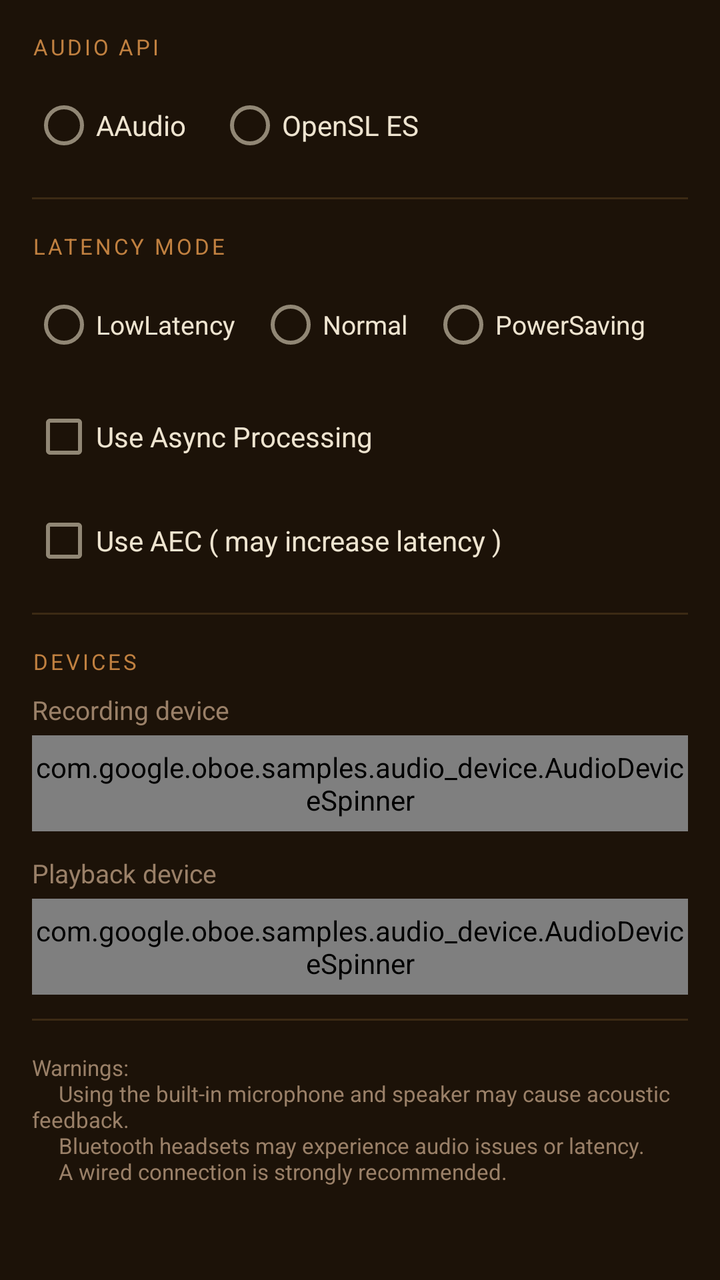
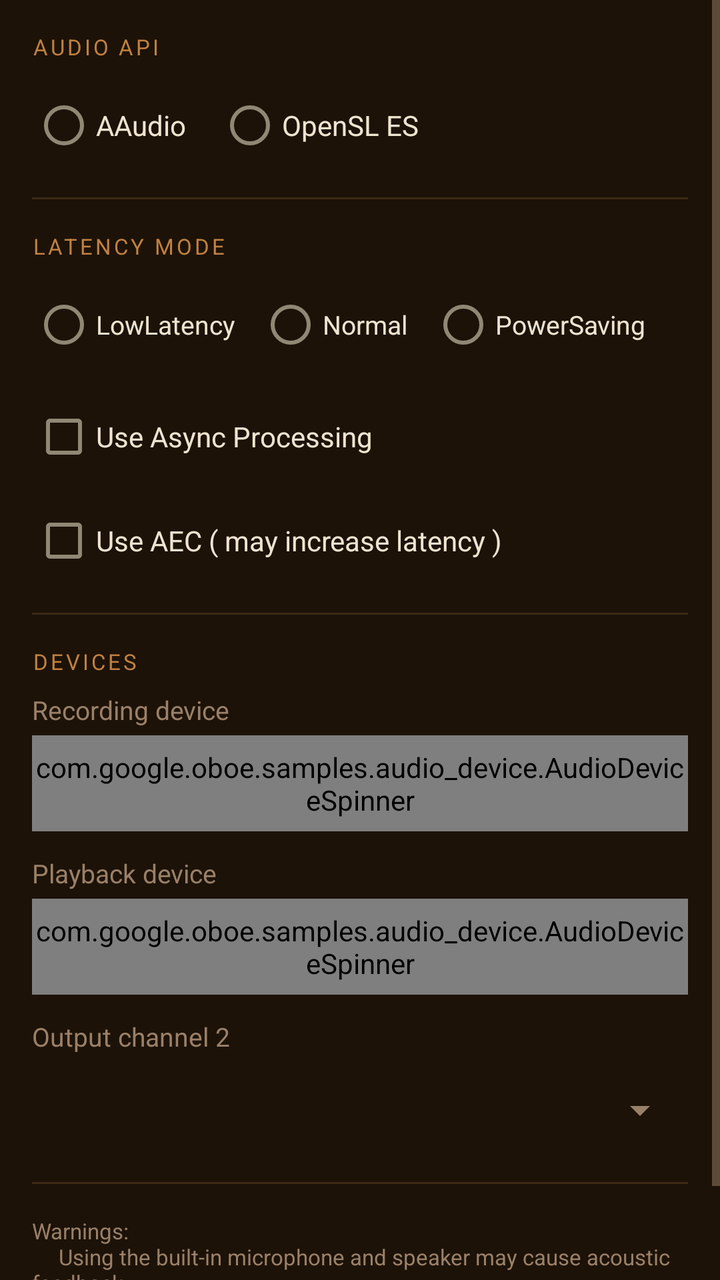

Two renders of the same Android screen: before a commit and after it. Below are the layout's source before the change and the commit's diff.
<!-- AndroidManifest.xml: application theme Theme.beatriceapp -->
<!-- res/layout/fragment_system.xml -->
<?xml version="1.0" encoding="utf-8"?>
<ScrollView xmlns:android="http://schemas.android.com/apk/res/android"
    android:layout_width="match_parent"
    android:layout_height="match_parent"
    android:background="@color/vst_bg_primary">

    <LinearLayout
        android:layout_width="match_parent"
        android:layout_height="wrap_content"
        android:orientation="vertical"
        android:padding="16dp">

        
        <TextView
            android:layout_width="match_parent"
            android:layout_height="wrap_content"
            android:text="@string/section_audio_api"
            android:textColor="@color/vst_accent"
            android:textSize="11sp"
            android:textAllCaps="true"
            android:letterSpacing="0.12"
            android:layout_marginBottom="8dp" />

        <RadioGroup
            android:id="@+id/apiSelectionGroup"
            android:layout_width="match_parent"
            android:layout_height="wrap_content"
            android:orientation="horizontal">

            <RadioButton
                android:id="@+id/aaudioButton"
                android:layout_width="wrap_content"
                android:layout_height="wrap_content"
                android:text="@string/aaudio"
                android:textColor="@color/vst_text_primary"
                android:textSize="14sp"
                android:layout_marginEnd="16dp" />

            <RadioButton
                android:id="@+id/slesButton"
                android:layout_width="wrap_content"
                android:layout_height="wrap_content"
                android:text="@string/sles"
                android:textColor="@color/vst_text_primary"
                android:textSize="14sp" />

        </RadioGroup>

        <View
            android:layout_width="match_parent"
            android:layout_height="1dp"
            android:background="@color/vst_divider"
            android:layout_marginTop="12dp"
            android:layout_marginBottom="16dp" />

        
        <TextView
            android:layout_width="match_parent"
            android:layout_height="wrap_content"
            android:text="@string/section_latency"
            android:textColor="@color/vst_accent"
            android:textSize="11sp"
            android:textAllCaps="true"
            android:letterSpacing="0.12"
            android:layout_marginBottom="8dp" />

        <RadioGroup
            android:id="@+id/LatencySelectionGroup"
            android:layout_width="match_parent"
            android:layout_height="wrap_content"
            android:orientation="horizontal">

            <RadioButton
                android:id="@+id/LowLatencyButton"
                android:layout_width="wrap_content"
                android:layout_height="wrap_content"
                android:text="@string/low_latency"
                android:textColor="@color/vst_text_primary"
                android:textSize="13sp"
                android:layout_marginEnd="12dp" />

            <RadioButton
                android:id="@+id/NormalLatencyButton"
                android:layout_width="wrap_content"
                android:layout_height="wrap_content"
                android:text="@string/normal_latency"
                android:textColor="@color/vst_text_primary"
                android:textSize="13sp"
                android:layout_marginEnd="12dp" />

            <RadioButton
                android:id="@+id/PowerSavingButton"
                android:layout_width="wrap_content"
                android:layout_height="wrap_content"
                android:text="@string/power_saving"
                android:textColor="@color/vst_text_primary"
                android:textSize="13sp" />

        </RadioGroup>

        <CheckBox
            android:id="@+id/asyncProcessingCheckbox"
            android:layout_width="wrap_content"
            android:layout_height="wrap_content"
            android:text="@string/async_proc"
            android:textColor="@color/vst_text_primary"
            android:textSize="14sp"
            android:layout_marginTop="8dp" />

        <CheckBox
            android:id="@+id/voiceCommunicationCheckbox"
            android:layout_width="wrap_content"
            android:layout_height="wrap_content"
            android:text="@string/voice_communication"
            android:textColor="@color/vst_text_primary"
            android:textSize="14sp"
            android:layout_marginTop="4dp" />

        <View
            android:layout_width="match_parent"
            android:layout_height="1dp"
            android:background="@color/vst_divider"
            android:layout_marginTop="12dp"
            android:layout_marginBottom="16dp" />

        
        <TextView
            android:layout_width="match_parent"
            android:layout_height="wrap_content"
            android:text="@string/section_devices"
            android:textColor="@color/vst_accent"
            android:textSize="11sp"
            android:textAllCaps="true"
            android:letterSpacing="0.12"
            android:layout_marginBottom="8dp" />

        <TextView
            android:layout_width="match_parent"
            android:layout_height="wrap_content"
            android:text="@string/recording_device"
            android:textColor="@color/vst_text_secondary"
            android:textSize="13sp"
            android:layout_marginBottom="4dp" />

        <com.google.oboe.samples.audio_device.AudioDeviceSpinner
            android:id="@+id/recording_devices_spinner"
            android:layout_width="match_parent"
            android:layout_height="48dp"
            android:popupBackground="@color/vst_bg_card"
            android:layout_marginBottom="12dp" />

        <TextView
            android:layout_width="match_parent"
            android:layout_height="wrap_content"
            android:text="@string/playback_device"
            android:textColor="@color/vst_text_secondary"
            android:textSize="13sp"
            android:layout_marginBottom="4dp" />

        <com.google.oboe.samples.audio_device.AudioDeviceSpinner
            android:id="@+id/playback_devices_spinner"
            android:layout_width="match_parent"
            android:layout_height="48dp"
            android:popupBackground="@color/vst_bg_card" />

        <View
            android:layout_width="match_parent"
            android:layout_height="1dp"
            android:background="@color/vst_divider"
            android:layout_marginTop="12dp"
            android:layout_marginBottom="16dp" />

        <TextView
            android:id="@+id/status_view_text"
            android:layout_width="match_parent"
            android:layout_height="wrap_content"
            android:text="@string/status_warning"
            android:textColor="@color/vst_text_secondary"
            android:textSize="11sp"
            android:maxLines="6" />

    </LinearLayout>
</ScrollView>
<!-- resources referenced by this layout -->
<resources>
  <color name="vst_accent">#C08040</color>
  <color name="vst_bg_card">#2E2212</color>
  <color name="vst_bg_primary">#1C1208</color>
  <color name="vst_divider">#3C2A14</color>
  <color name="vst_text_primary">#EEE4D0</color>
  <color name="vst_text_secondary">#9A8068</color>
  <string name="aaudio">AAudio</string>
  <string name="async_proc">Use Async Processing</string>
  <string name="low_latency">LowLatency</string>
  <string name="normal_latency">Normal</string>
  <string name="playback_device">Playback device</string>
  <string name="power_saving">PowerSaving</string>
  <string name="recording_device">Recording device</string>
  <string name="section_audio_api">Audio API</string>
  <string name="section_devices">Devices</string>
  <string name="section_latency">Latency Mode</string>
  <string name="sles">OpenSL ES</string>
  <string name="status_warning">Warnings:\n\t\tUsing the built-in microphone and speaker may cause acoustic feedback.\n\t\tBluetooth headsets may experience audio issues or latency.\n\t\tA wired connection is strongly recommended.</string>
  <string name="voice_communication">Use AEC ( may increase latency )</string>
  <style name="Theme.beatriceapp" parent="Theme.MaterialComponents.DayNight.NoActionBar">
          <item name="colorPrimary">@color/vst_accent</item>
          <item name="colorPrimaryVariant">@color/vst_accent_dark</item>
          <item name="colorOnPrimary">@color/white</item>
          <item name="colorSecondary">@color/vst_accent_teal</item>
          <item name="colorSecondaryVariant">@color/vst_accent_teal</item>
          <item name="colorOnSecondary">@color/white</item>
          <item name="colorSurface">@color/vst_bg_secondary</item>
          <item name="colorOnSurface">@color/vst_text_primary</item>
          <item name="android:colorBackground">@color/vst_bg_primary</item>
          <item name="android:statusBarColor">@color/vst_bg_primary</item>
          <item name="android:windowLightStatusBar" tools:targetApi="23">false</item>
          <item name="android:textColorPrimary">@color/vst_text_primary</item>
          <item name="android:textColorSecondary">@color/vst_text_secondary</item>
          <item name="colorControlActivated">@color/vst_accent</item>
          <item name="colorPrimaryDark">@color/vst_bg_primary</item>
          <item name="android:windowDrawsSystemBarBackgrounds">true</item>
      </style>
  <color name="vst_accent_dark">#9A5E24</color>
  <color name="white">#FFFFFFFF</color>
  <color name="vst_accent_teal">#D4A464</color>
  <color name="vst_bg_secondary">#251A0A</color>
</resources>

<!-- the commit's change to res/layout/fragment_system.xml (unified diff, before → after) -->
@@ -163,6 +163,21 @@
             android:layout_height="48dp"
             android:popupBackground="@color/vst_bg_card" />
 
+        <TextView
+            android:layout_width="match_parent"
+            android:layout_height="wrap_content"
+            android:layout_marginTop="12dp"
+            android:layout_marginBottom="4dp"
+            android:text="@string/second_output_channel"
+            android:textColor="@color/vst_text_secondary"
+            android:textSize="13sp" />
+
+        <Spinner
+            android:id="@+id/second_output_channel_spinner"
+            android:layout_width="match_parent"
+            android:layout_height="48dp"
+            android:popupBackground="@color/vst_bg_card" />
+
         <View
             android:layout_width="match_parent"
             android:layout_height="1dp"
<!-- resource entries referenced after the edit -->
@@ -13,6 +13,7 @@
   <string name="playback_device">Playback device</string>
   <string name="power_saving">PowerSaving</string>
   <string name="recording_device">Recording device</string>
+  <string name="second_output_channel">Output channel 2</string>
   <string name="section_audio_api">Audio API</string>
   <string name="section_devices">Devices</string>
   <string name="section_latency">Latency Mode</string>
